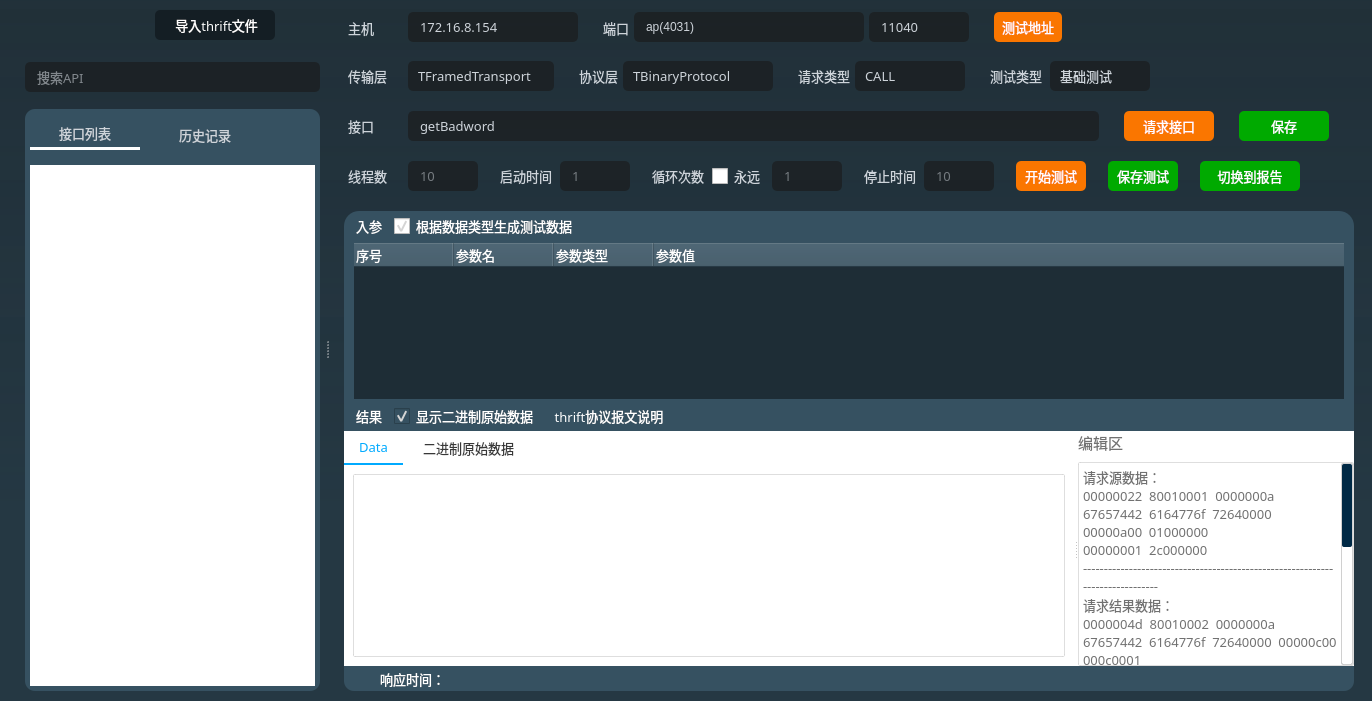
Qt form source/thriftwidget.ui (HuaGouFdog/Fdog-Kit) before a commit.
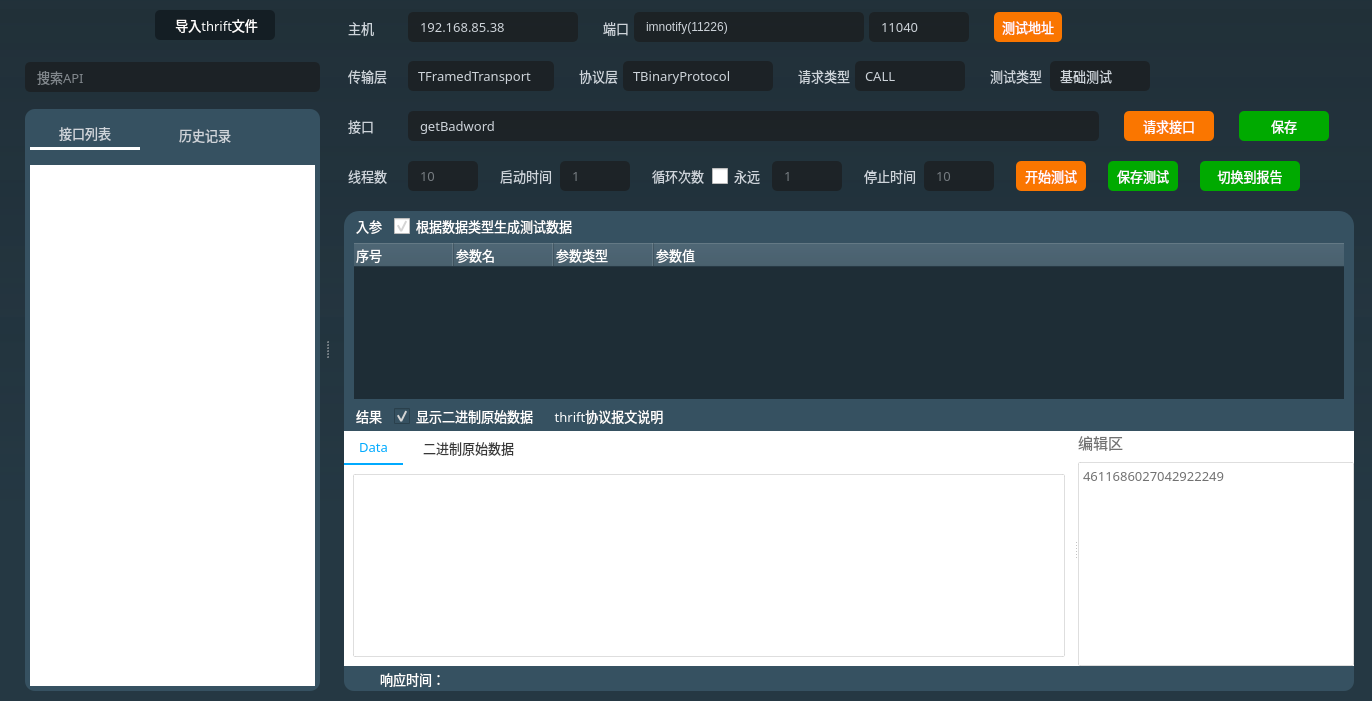
The same form after that commit. The open tabs and pages were chosen to show the change. Icons and pictures are not drawn.

Commit message: 修复thrift字段数超过两位不显示字段名

The edit to the form file:
```diff
--- a/source/thriftwidget.ui
+++ b/source/thriftwidget.ui
@@ -858,7 +858,7 @@
 }</string>
             </property>
             <property name="text">
-             <string>172.16.8.154</string>
+             <string>192.168.85.38</string>
             </property>
             <property name="placeholderText">
              <string>172.16.8.154</string>
@@ -930,6 +930,11 @@
             <property name="editable">
              <bool>true</bool>
             </property>
+            <item>
+             <property name="text">
+              <string>imnotify(11226)</string>
+             </property>
+            </item>
             <item>
              <property name="text">
               <string>ap(4031)</string>
@@ -3646,18 +3651,7 @@
 border-radius: 2px;</string>
                             </property>
                             <property name="plainText">
-                             <string>请求源数据：
-00000022  80010001  0000000a  67657442  6164776f  72640000  00000a00  01000000  
-00000001  2c000000  
-------------------------------------------------------------------------------
-请求结果数据：
-0000004d  80010002  0000000a  67657442  6164776f  72640000  00000c00  000c0001  
-08000100  0000000b  00020000  00026f6b  0a000300  00000000  00010e00  0a000200  
-00000000  00010e0f  00030c00  00000000  0000
-------------------------------------------------------------------------------
-染色数据(颜色信息可查看thrift协议报文说明):
-0000004d800100020000000a676574426164776f7264000000000c00000c0001080001000000000b0002000000026f6b0a0003000000000000010e000a0002000000000000010e0f00030c00000000000000
-------------------------------------------------------------------------------</string>
+                             <string>4611686027042922249</string>
                             </property>
                            </widget>
                           </item>
```
Left out of the diff: 8 changed lines with no effect on the pictures. The commit also changes 5 other files.
